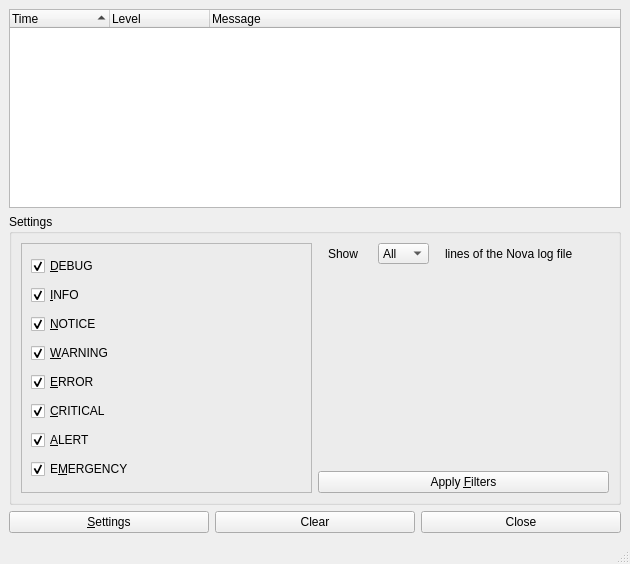
Qt form NovaGUI/UI/loggerwindow.ui (altf4/Nova) before a commit.
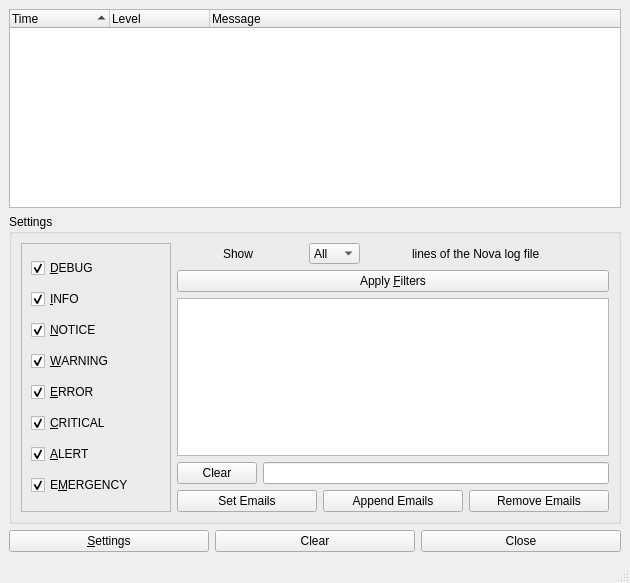
The same form after that commit.

Commit message:
UI_QT && LIB: Extending the logging window functionality to include email
In combination with the methods for manipulating the emails file that are
now in Logger.cpp, the logging window in the GUI now provides the user
with the ability to append, remove and set the emails file from the GUI.

Tickets:
Issue #40

Diff of the .ui file:
```diff
--- a/NovaGUI/UI/loggerwindow.ui
+++ b/NovaGUI/UI/loggerwindow.ui
@@ -7,7 +7,7 @@
     <x>0</x>
     <y>0</y>
     <width>630</width>
-    <height>564</height>
+    <height>583</height>
    </rect>
   </property>
   <property name="sizePolicy">
@@ -120,8 +120,6 @@
           </property>
           <layout class="QGridLayout" name="gridLayout_2">
            <item row="0" column="0">
-            <layout class="QHBoxLayout" name="horizontalLayout_3">
-             <item>
               <layout class="QVBoxLayout" name="verticalLayout_2">
                <item>
                 <widget class="QFrame" name="frame">
@@ -133,7 +131,7 @@
                  </property>
                  <property name="minimumSize">
                   <size>
-                   <width>121</width>
+                 <width>150</width>
                    <height>201</height>
                   </size>
                  </property>
@@ -301,7 +299,7 @@
                </item>
               </layout>
              </item>
-             <item>
+           <item row="0" column="1">
               <layout class="QVBoxLayout" name="verticalLayout">
                <item>
                 <layout class="QHBoxLayout" name="horizontalLayout_2">
@@ -386,23 +384,63 @@
                  </item>
                 </layout>
                </item>
-               <item>
-                <spacer name="verticalSpacer">
-                 <property name="orientation">
-                  <enum>Qt::Vertical</enum>
-                 </property>
-                 <property name="sizeHint" stdset="0">
-                  <size>
-                   <width>20</width>
-                   <height>168</height>
-                  </size>
-                 </property>
-                </spacer>
-               </item>
                <item>
                 <widget class="QPushButton" name="applyFilter">
                  <property name="text">
                   <string>Apply &amp;Filters</string>
+               </property>
+              </widget>
+             </item>
+             <item>
+              <widget class="QListWidget" name="emailsList">
+               <property name="editTriggers">
+                <set>QAbstractItemView::NoEditTriggers</set>
+               </property>
+               <property name="selectionMode">
+                <enum>QAbstractItemView::MultiSelection</enum>
+               </property>
+              </widget>
+             </item>
+             <item>
+              <layout class="QHBoxLayout" name="horizontalLayout_4">
+               <item>
+                <widget class="QPushButton" name="clearEditButton">
+                 <property name="text">
+                  <string>Clear</string>
+                 </property>
+                </widget>
+               </item>
+               <item>
+                <widget class="QLineEdit" name="emailEdit"/>
+               </item>
+              </layout>
+             </item>
+             <item>
+              <layout class="QHBoxLayout" name="horizontalLayout_3">
+               <item>
+                <widget class="QPushButton" name="setEmailsButton">
+                 <property name="minimumSize">
+                  <size>
+                   <width>0</width>
+                   <height>0</height>
+                  </size>
+                 </property>
+                 <property name="text">
+                  <string>Set Emails</string>
+                 </property>
+                </widget>
+               </item>
+               <item>
+                <widget class="QPushButton" name="appendEmailsButton">
+                 <property name="text">
+                  <string>Append Emails</string>
+                 </property>
+                </widget>
+               </item>
+               <item>
+                <widget class="QPushButton" name="removeEmailsButton">
+                 <property name="text">
+                  <string>Remove Emails</string>
                  </property>
                 </widget>
                </item>
```
Left out of the diff: 2 changed lines with no effect on the pictures. Lines whose indentation alone changed are shown as unchanged. The commit also changes 4 other files.
